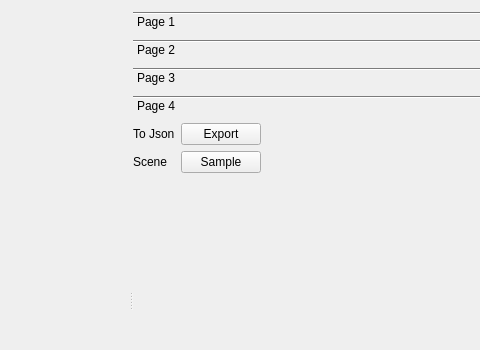
First picture: the form in src/designer/designer.ui, repository ClemensDegasper/SceneDesigner, before the edit; both pictures show x 208 to 688 and y 0 to 350 of the 894 by 600 pixel window.
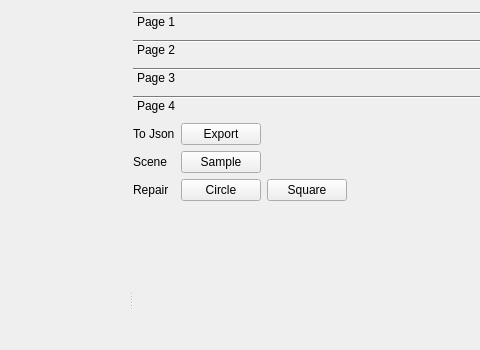
Second picture: the form after the edit. Custom widgets are drawn as their Qt base class.

Commit message: added repaircircle and repairsquare button renamed some other button to make button names unified

```diff
--- a/src/designer/designer.ui
+++ b/src/designer/designer.ui
@@ -698,7 +698,7 @@
               </property>
              </widget>
             </item>
-            <item row="2" column="0">
+            <item row="3" column="0">
              <spacer name="verticalSpacer">
               <property name="orientation">
                <enum>Qt::Vertical</enum>
@@ -732,7 +732,7 @@
               </property>
              </widget>
             </item>
-            <item row="1" column="2">
+            <item row="1" column="3">
              <spacer name="horizontalSpacer_5">
               <property name="orientation">
                <enum>Qt::Horizontal</enum>
@@ -745,6 +745,27 @@
               </property>
              </spacer>
             </item>
+            <item row="2" column="1">
+             <widget class="QPushButton" name="buttonRepairCircle">
+              <property name="text">
+               <string>Circle</string>
+              </property>
+             </widget>
+            </item>
+            <item row="2" column="0">
+             <widget class="QLabel" name="label_4">
+              <property name="text">
+               <string>Repair</string>
+              </property>
+             </widget>
+            </item>
+            <item row="2" column="2">
+             <widget class="QPushButton" name="buttonRepairSquare">
+              <property name="text">
+               <string>Square</string>
+              </property>
+             </widget>
+            </item>
            </layout>
           </widget>
          </widget>
```
Left out of the diff: 8 changed lines with no effect on the pictures. The commit also changes 2 other files.
